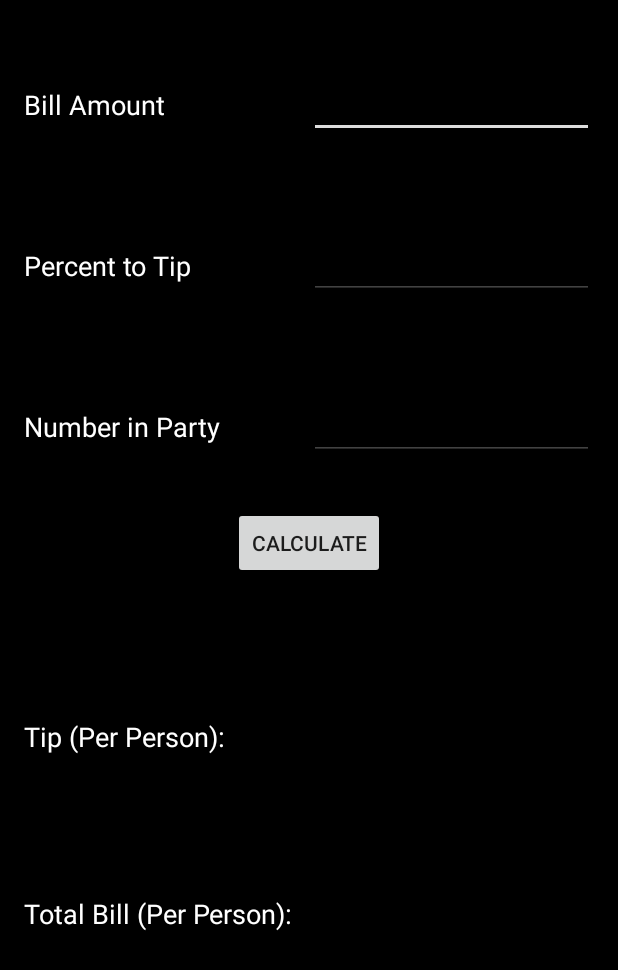
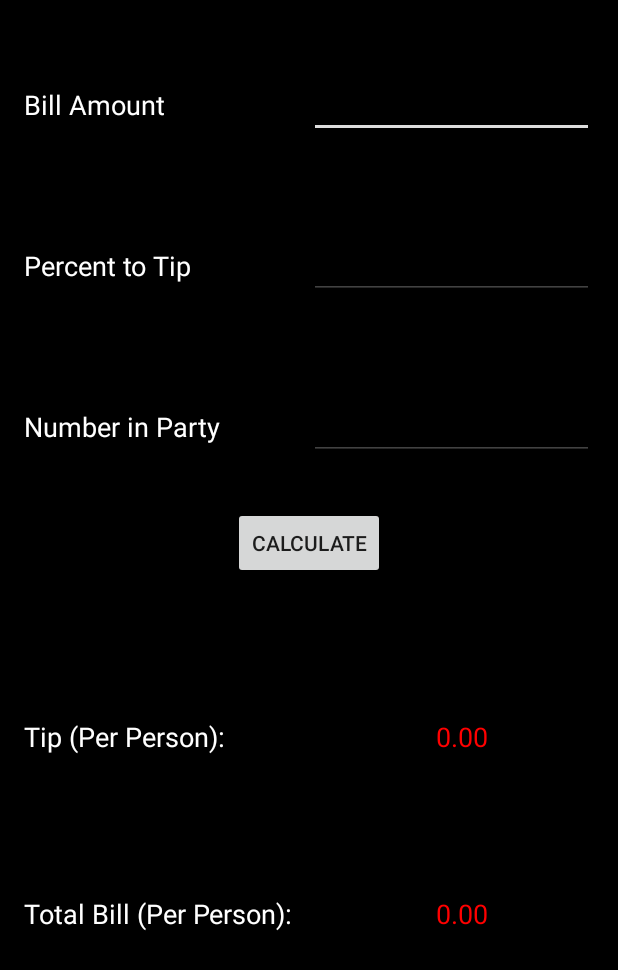
Before and after one commit to jinn35/UltraTipCalculator, an Android app: the layout fragment_main.xml on its own in the app's theme, with its tools: preview values and no code run, on a phone screen of 412 x 824 dp. Shown: the top 970 px of the screen. Run offline under Robolectric (Android 15) with nearby library versions, the phone set to English and light mode, and no system bars.

Commit message:
fixed crash

```diff
--- a/app/src/main/res/layout/fragment_main.xml
+++ b/app/src/main/res/layout/fragment_main.xml
@@ -122,7 +122,7 @@
             android:id="@+id/textView4" />
 
         <TextView
-            android:text=""
+            android:text="0.00"
             android:layout_width="105dp"
             android:layout_height="wrap_content"
             android:textAppearance="@style/TextAppearance.AppCompat.Medium"
@@ -148,7 +148,7 @@
             android:layout_width="match_parent" />
 
         <TextView
-            android:text=""
+            android:text="0.00"
             android:layout_width="105dp"
             android:textColor="#FF0000"
             android:layout_gravity="right"
```
Also changed, not shown: app/src/main/java/com/jirmproductions/whichtipcalculatorr/MainFragment.java (+10 -11 lines).
